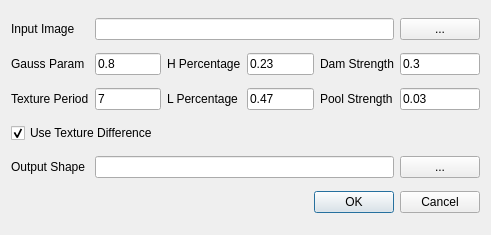
Qt form Plugins/tGis.Segmentation/form/SegmentationDialog.ui (lidar-nevermore/tGis) before a commit.
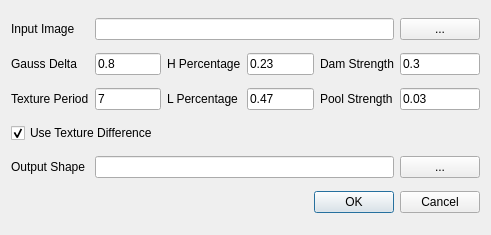
The same form after that commit.

The edit to the form file:
```diff
--- a/Plugins/tGis.Segmentation/form/SegmentationDialog.ui
+++ b/Plugins/tGis.Segmentation/form/SegmentationDialog.ui
@@ -79,7 +79,7 @@
    <item row="1" column="0">
     <widget class="QLabel" name="label_3">
      <property name="text">
-      <string>Gauss Param</string>
+      <string>Gauss Delta</string>
      </property>
     </widget>
    </item>
```
